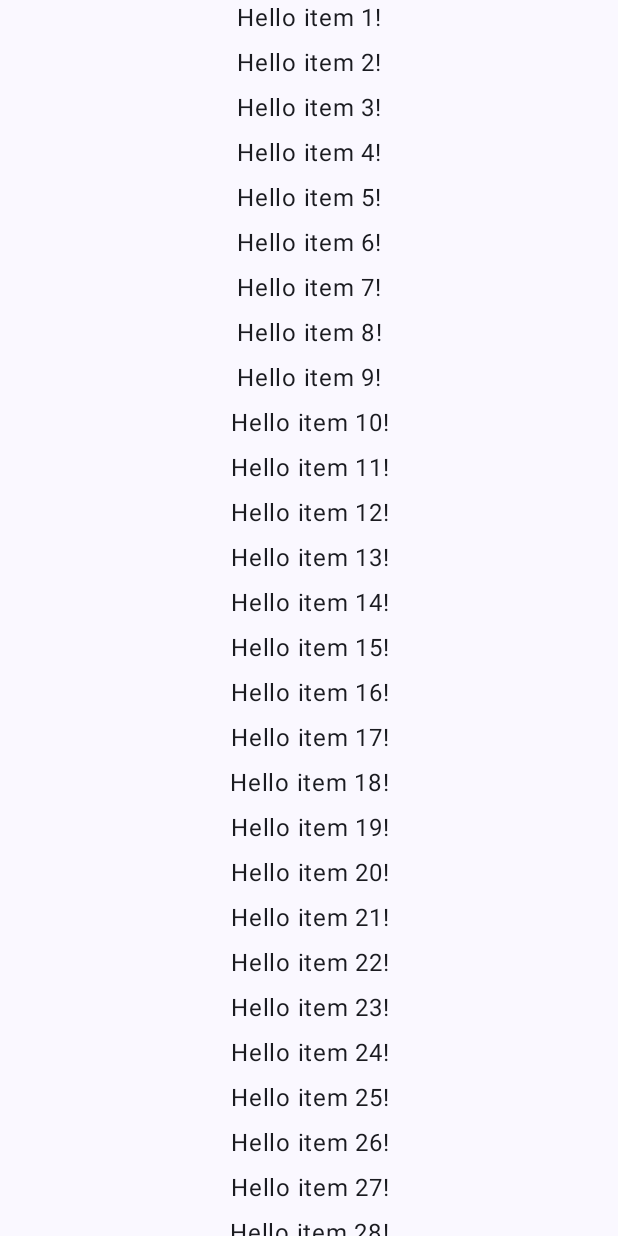
After one commit to BLOODMAGEBURT/ComposeDemo, an Android app built with Jetpack Compose: the LazyColumnActivity screen opened directly, with no data from a screen before it, on a phone screen of 412 x 824 dp. The commit adds this screen. Run offline under Robolectric (Android 15) with nearby library versions, the phone set to English and light mode, and no system bars; our stand-ins replace Timber; pictures from the network do not load.

```diff
--- a/app/build.gradle.kts
+++ b/app/build.gradle.kts
@@ -39,6 +39,7 @@ android {
     }
     buildFeatures {
         compose = true
+        buildConfig = true
     }
     composeOptions {
         kotlinCompilerExtensionVersion = "1.5.1"
@@ -69,4 +70,7 @@ dependencies {
     debugImplementation("androidx.compose.ui:ui-test-manifest")
     implementation("io.coil-kt:coil-compose:2.5.0")
     implementation("androidx.compose.material:material-icons-extended")
+    implementation("androidx.palette:palette-ktx:1.0.0")
+    // timber
+    implementation("com.jakewharton.timber:timber:4.7.1")
 }
--- a/app/src/main/AndroidManifest.xml
+++ b/app/src/main/AndroidManifest.xml
@@ -6,6 +6,7 @@
 
     <application
         android:allowBackup="true"
+        android:name=".ComposeApp"
         android:dataExtractionRules="@xml/data_extraction_rules"
         android:fullBackupContent="@xml/backup_rules"
         android:icon="@mipmap/ic_launcher"
@@ -14,6 +15,11 @@
         android:supportsRtl="true"
         android:theme="@style/Theme.ComposeDemo"
         tools:targetApi="31">
+        <activity
+            android:name=".LazyColumnActivity"
+            android:exported="false"
+            android:label="@string/title_activity_lazy_column"
+            android:theme="@style/Theme.ComposeDemo" />
         <activity
             android:name=".ZoomActivity"
             android:exported="false"
--- /dev/null
+++ b/app/src/main/java/com/xubobo/composedemo/LazyColumnActivity.kt
@@ -0,0 +1,214 @@
+package com.xubobo.composedemo
+
+import android.os.Bundle
+import androidx.activity.ComponentActivity
+import androidx.activity.compose.setContent
+import androidx.compose.animation.core.animateFloatAsState
+import androidx.compose.foundation.background
+import androidx.compose.foundation.layout.Box
+import androidx.compose.foundation.layout.Column
+import androidx.compose.foundation.layout.fillMaxSize
+import androidx.compose.foundation.layout.fillMaxWidth
+import androidx.compose.foundation.layout.height
+import androidx.compose.foundation.layout.offset
+import androidx.compose.foundation.layout.padding
+import androidx.compose.foundation.lazy.LazyColumn
+import androidx.compose.foundation.lazy.items
+import androidx.compose.material3.CircularProgressIndicator
+import androidx.compose.material3.ExperimentalMaterial3Api
+import androidx.compose.material3.MaterialTheme
+import androidx.compose.material3.Surface
+import androidx.compose.material3.SwipeToDismissBoxDefaults.positionalThreshold
+import androidx.compose.material3.Text
+import androidx.compose.material3.pulltorefresh.PullToRefreshContainer
+import androidx.compose.material3.pulltorefresh.rememberPullToRefreshState
+import androidx.compose.runtime.Composable
+import androidx.compose.runtime.LaunchedEffect
+import androidx.compose.runtime.getValue
+import androidx.compose.runtime.mutableFloatStateOf
+import androidx.compose.runtime.remember
+import androidx.compose.runtime.setValue
+import androidx.compose.ui.Alignment
+import androidx.compose.ui.Modifier
+import androidx.compose.ui.geometry.Offset
+import androidx.compose.ui.graphics.graphicsLayer
+import androidx.compose.ui.input.nestedscroll.NestedScrollConnection
+import androidx.compose.ui.input.nestedscroll.NestedScrollSource
+import androidx.compose.ui.input.nestedscroll.nestedScroll
+import androidx.compose.ui.text.style.TextAlign
+import androidx.compose.ui.tooling.preview.Preview
+import androidx.compose.ui.unit.IntOffset
+import androidx.compose.ui.unit.Velocity
+import androidx.compose.ui.unit.dp
+import com.xubobo.composedemo.ui.theme.ComposeDemoTheme
+import com.xubobo.composedemo.util.toDp
+import com.xubobo.composedemo.util.toPxf
+import kotlinx.coroutines.delay
+import timber.log.Timber
+
+class LazyColumnActivity : ComponentActivity() {
+    @OptIn(ExperimentalMaterial3Api::class)
+    override fun onCreate(savedInstanceState: Bundle?) {
+        super.onCreate(savedInstanceState)
+        setContent {
+
+            ComposeDemoTheme {
+
+                val headerHeight = 100.dp
+                val positionalThreshold = (headerHeight / 2).toPxf()
+                val headerHeightPx = headerHeight.toPxf()
+                var headerOffsetY by remember {
+                    mutableFloatStateOf(0f)
+                }
+
+                val animatedHeaderOffsetY by animateFloatAsState(
+                    targetValue = headerOffsetY,
+                    label = "offsetY"
+                )
+
+                // A surface container using the 'background' color from the theme
+                Surface(
+                    modifier = Modifier.fillMaxSize(),
+                    color = MaterialTheme.colorScheme.background
+                ) {
+
+                    val models = remember {
+                        (1..100).map {
+                            "item $it"
+                        }
+                    }
+//                    val pullToRefreshState = rememberPullToRefreshState()
+//
+//                    if (pullToRefreshState.isRefreshing) {
+//                        LaunchedEffect(key1 = Unit) {
+//                            delay(1500)
+//                            pullToRefreshState.endRefresh()
+//                        }
+//                    }
+
+
+                    val connection = remember {
+                        object : NestedScrollConnection {
+                            override fun onPreScroll(
+                                available: Offset,
+                                source: NestedScrollSource
+                            ): Offset {
+                                val delta = available.y
+                                if (headerOffsetY == 0f) {
+                                    return Offset.Zero
+                                }
+                                val newOffset = headerOffsetY + delta
+                                val previousOffset = headerOffsetY
+                                headerOffsetY = newOffset.coerceIn(0f, headerHeightPx)
+
+                                val consumed = headerOffsetY - previousOffset
+
+                                return Offset(0f, consumed)
+                            }
+
+                            override fun onPostScroll(
+                                consumed: Offset,
+                                available: Offset,
+                                source: NestedScrollSource
+                            ): Offset {
+                                val delta = available.y
+                                val newOffset = headerOffsetY + delta
+                                val previousOffset = headerOffsetY
+                                headerOffsetY = newOffset.coerceIn(0f, headerHeightPx)
+                                val consumedPx = headerOffsetY - previousOffset
+
+                                return Offset(0f, consumedPx)
+                            }
+
+//                            override suspend fun onPreFling(available: Velocity): Velocity {
+//                                Timber.e("onPreFling: ${available.y}")
+//                                if (headerOffsetY > positionalThreshold) {
+////                                    startRefresh()
+//                                    headerOffsetY = headerHeightPx
+//                                } else {
+////                                    animateTo(0f)
+//                                    headerOffsetY = 0f
+//                                }
+//
+//                                val velocity = available.y
+//                                val consumed = when {
+//                                    // We are flinging without having dragged the pull refresh (for example a fling inside
+//                                    // a list) - don't consume
+//                                    headerOffsetY == 0f -> 0f
+//                                    // If the velocity is negative, the fling is upwards, and we don't want to prevent the
+//                                    // the list from scrolling
+//                                    velocity < 0f -> 0f
+//                                    // We are showing the indicator, and the fling is downwards - consume everything
+//                                    else -> velocity
+//                                }
+//
+//                                return Velocity(0f, consumed)
+//                            }
+
+                            override suspend fun onPostFling(
+                                consumed: Velocity,
+                                available: Velocity
+                            ): Velocity {
+                                Timber.d("onPostFling consumed:$consumed, available:${available.y}")
+
+                                if (available.y == 0f) {
+                                    if (headerOffsetY > positionalThreshold) {
+//                                        startRefresh()
+                                        headerOffsetY = headerHeightPx
+                                    } else {
+//                                        animateTo(0f)
+                                        headerOffsetY = 0f
+                                    }
+                                }
+
+                                return super.onPostFling(consumed, available)
+                            }
+                        }
+                    }
+
+                    Box(
+                        modifier = Modifier
+                            .fillMaxSize()
+                            .nestedScroll(connection)
+                    ) {
+                        Box(
+                            modifier = Modifier
+                                .offset {
+                                    IntOffset(
+                                        0,
+                                        -headerHeight.roundToPx() + animatedHeaderOffsetY.toInt()
+                                    )
+                                }
+                                .height(headerHeight)
+                                .fillMaxWidth()
+                                .background(MaterialTheme.colorScheme.errorContainer)
+                        ) {
+                            CircularProgressIndicator(modifier = Modifier.align(Alignment.Center))
+                        }
+
+                        LazyColumn(
+                            modifier = Modifier
+                                .fillMaxSize()
+                                .padding(top = animatedHeaderOffsetY.toDp())
+                        ) {
+                            items(models) {
+                                Greeting(name = it)
+                            }
+                        }
+                    }
+                }
+            }
+        }
+    }
+}
+
+@Composable
+fun Greeting(name: String, modifier: Modifier = Modifier) {
+    Text(
+        text = "Hello $name!",
+        modifier = modifier
+            .height(30.dp)
+            .fillMaxWidth(),
+        textAlign = TextAlign.Center
+    )
+}
--- a/app/src/main/java/com/xubobo/composedemo/MainActivity.kt
+++ b/app/src/main/java/com/xubobo/composedemo/MainActivity.kt
@@ -39,6 +39,7 @@ class MainActivity : ComponentActivity() {
                         "Item Draw",
                         "Item Anchor",
                         "Item Zoom",
+                        "Item LazyColumn",
                     )
                 }
 
@@ -72,7 +73,7 @@ class MainActivity : ComponentActivity() {
             "Item Draw" -> startActivityX<DrawScopeActivity>()
             "Item Anchor" -> startActivityX<AnchorActivity>()
             "Item Zoom" -> startActivityX<ZoomActivity>()
-
+            "Item LazyColumn" -> startActivityX<LazyColumnActivity>()
             else -> {}
         }
 
--- a/app/src/main/res/values/strings.xml
+++ b/app/src/main/res/values/strings.xml
@@ -7,4 +7,5 @@
     <string name="title_activity_draw_scope">DrawScopeActivity</string>
     <string name="title_activity_anchor">AnchorActivity</string>
     <string name="title_activity_zoom">ZoomActivity</string>
+    <string name="title_activity_lazy_column">LazyColumnActivity</string>
 </resources>
--- a/build.gradle.kts
+++ b/build.gradle.kts
@@ -1,6 +1,6 @@
 // Top-level build file where you can add configuration options common to all sub-projects/modules.
 plugins {
-    id("com.android.application") version "8.3.0" apply false
+    id("com.android.application") version "8.3.1" apply false
     id("org.jetbrains.kotlin.android") version "1.9.0" apply false
     id("com.google.devtools.ksp") version "1.9.0-1.0.13" apply false
 }
```
Also changed, not shown: app/src/main/java/com/xubobo/composedemo/ComposeApp.kt (added, +21 -0 lines), app/src/main/java/com/xubobo/composedemo/PagerActivity.kt (+56 -1 lines).
